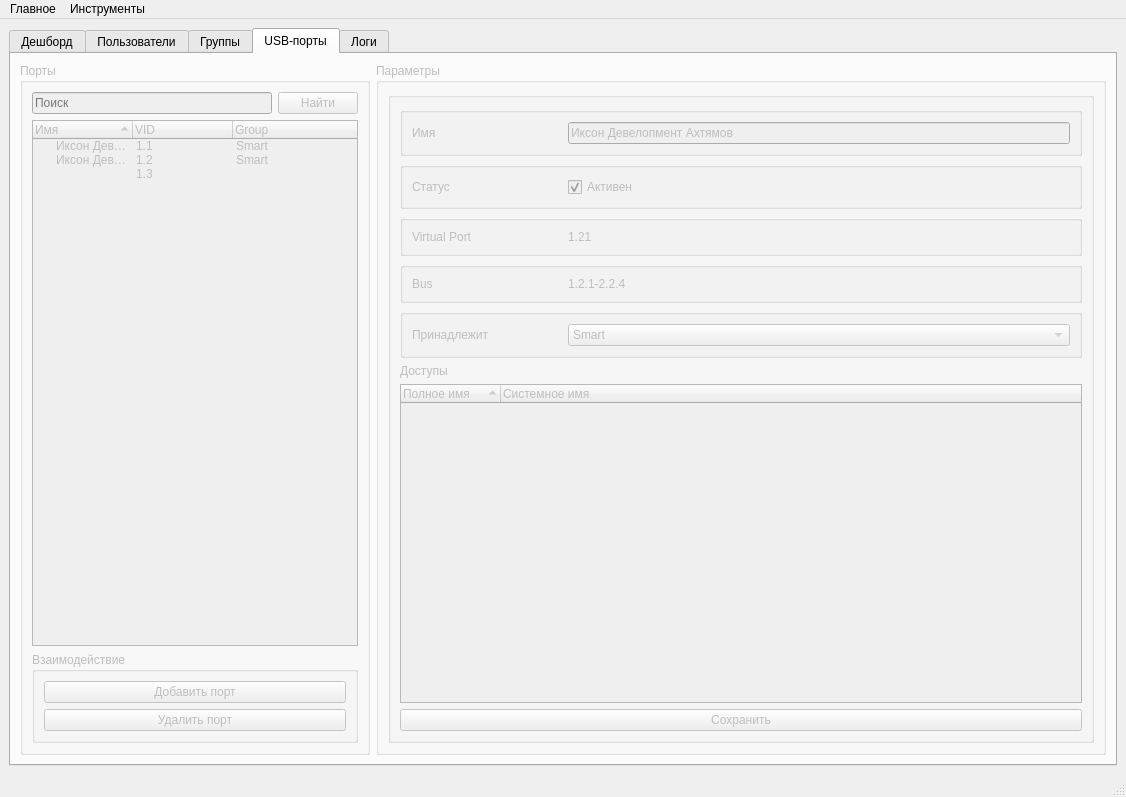
Qt form hubm_admin_panel/ui/ui_main.ui (PrintLine512/hubM-Admin-Panel) before a commit.
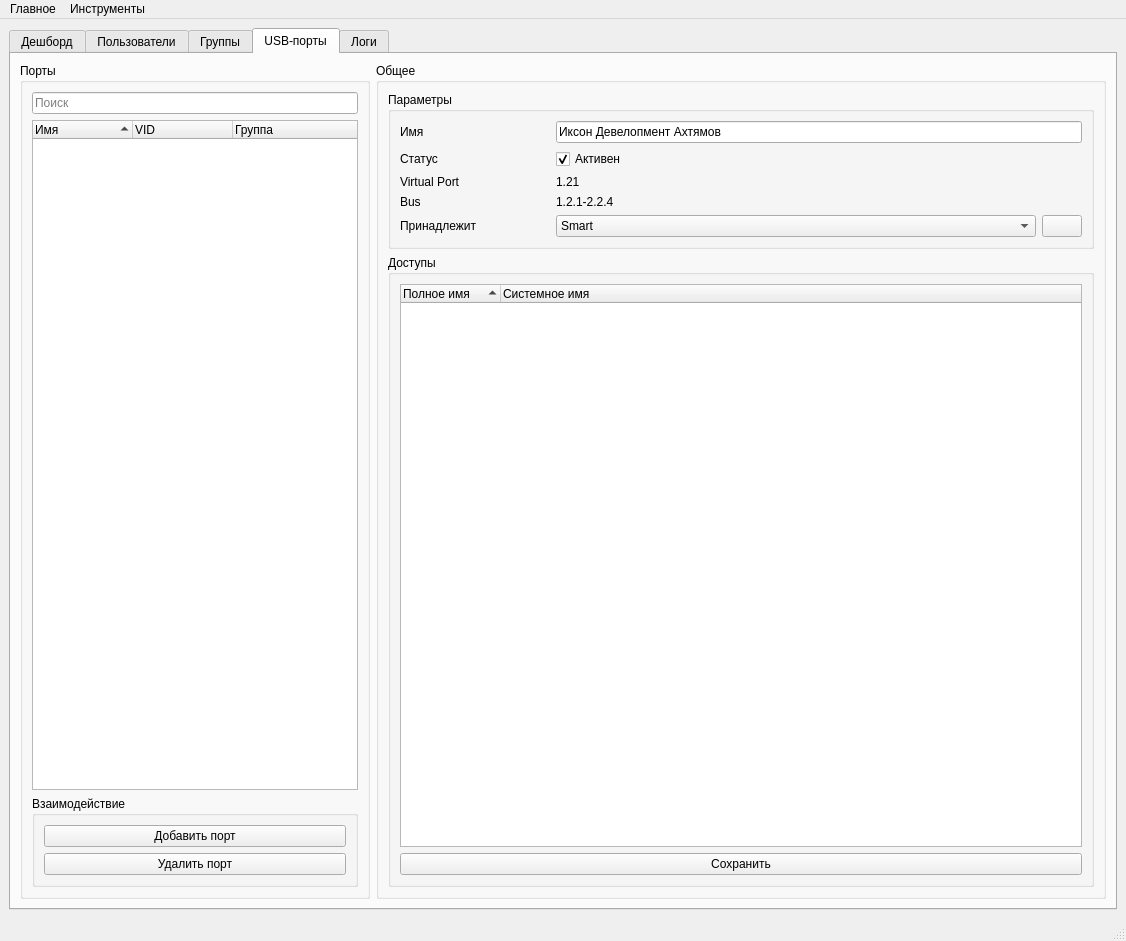
The same form after that commit. The open tabs and pages were chosen to show the change. Icons and pictures are not drawn.

```diff
--- a/hubm_admin_panel/ui/ui_main.ui
+++ b/hubm_admin_panel/ui/ui_main.ui
@@ -7,7 +7,7 @@
     <x>0</x>
     <y>0</y>
     <width>1126</width>
-    <height>797</height>
+    <height>941</height>
    </rect>
   </property>
   <property name="sizePolicy">
@@ -1806,7 +1806,7 @@
       </widget>
       <widget class="QWidget" name="tab_ports">
        <property name="enabled">
-        <bool>false</bool>
+        <bool>true</bool>
        </property>
        <attribute name="title">
         <string>USB-порты</string>
@@ -1815,13 +1815,58 @@
         <item row="0" column="1">
          <widget class="QGroupBox" name="groupBox_8">
           <property name="title">
-           <string>Параметры</string>
+           <string>Общее</string>
           </property>
           <layout class="QGridLayout" name="gridLayout_16">
+           <item row="1" column="0">
+            <widget class="QGroupBox" name="groupBox_12">
+             <property name="title">
+              <string>Доступы</string>
+             </property>
+             <layout class="QGridLayout" name="gridLayout_17">
+              <item row="0" column="0">
+               <widget class="QTreeWidget" name="list_usb_access">
+                <property name="sortingEnabled">
+                 <bool>true</bool>
+                </property>
+                <property name="headerHidden">
+                 <bool>false</bool>
+                </property>
+                <attribute name="headerVisible">
+                 <bool>true</bool>
+                </attribute>
+                <attribute name="headerHighlightSections">
+                 <bool>true</bool>
+                </attribute>
+                <attribute name="headerShowSortIndicator" stdset="0">
+                 <bool>true</bool>
+                </attribute>
+                <column>
+                 <property name="text">
+                  <string>Полное имя</string>
+                 </property>
+                </column>
+                <column>
+                 <property name="text">
+                  <string>Системное имя</string>
+                 </property>
+                </column>
+               </widget>
+              </item>
+              <item row="1" column="0">
+               <widget class="QPushButton" name="btn_usb_save">
+                <property name="text">
+                 <string>Сохранить</string>
+                </property>
+               </widget>
+              </item>
+             </layout>
+            </widget>
+           </item>
            <item row="0" column="0">
             <widget class="QGroupBox" name="groupBox_2">
              <property name="enabled">
-              <bool>false</bool>
+              <bool>true</bool>
              </property>
              <property name="sizePolicy">
               <sizepolicy hsizetype="Preferred" vsizetype="Preferred">
@@ -1842,7 +1887,7 @@
               <bool>false</bool>
              </property>
              <property name="title">
-              <string/>
+              <string>Параметры</string>
              </property>
              <property name="alignment">
               <set>Qt::AlignmentFlag::AlignLeading|Qt::AlignmentFlag::AlignLeft|Qt::AlignmentFlag::AlignTop</set>
@@ -1854,92 +1899,23 @@
               <bool>false</bool>
              </property>
              <layout class="QGridLayout" name="gridLayout_3">
-              <item row="2" column="0">
-               <widget class="QGroupBox" name="groupBox_9">
-                <layout class="QHBoxLayout" name="horizontalLayout_18">
-                 <item>
-                  <widget class="QLabel" name="label_13">
-                   <property name="minimumSize">
-                    <size>
-                     <width>150</width>
-                     <height>0</height>
-                    </size>
-                   </property>
-                   <property name="text">
-                    <string>Virtual Port</string>
-                   </property>
-                  </widget>
-                 </item>
-                 <item>
-                  <widget class="QLabel" name="lb_usb_virtual_port">
-                   <property name="sizePolicy">
-                    <sizepolicy hsizetype="MinimumExpanding" vsizetype="Preferred">
-                     <horstretch>0</horstretch>
-                     <verstretch>0</verstretch>
-                    </sizepolicy>
-                   </property>
-                   <property name="text">
-                    <string>1.21</string>
-                   </property>
-                  </widget>
-                 </item>
-                </layout>
-               </widget>
-              </item>
-              <item row="7" column="0">
-               <widget class="QTreeWidget" name="treeWidget">
-                <property name="sortingEnabled">
-                 <bool>true</bool>
-                </property>
-                <property name="headerHidden">
-                 <bool>false</bool>
-                </property>
-                <attribute name="headerVisible">
-                 <bool>true</bool>
-                </attribute>
-                <attribute name="headerHighlightSections">
-                 <bool>true</bool>
-                </attribute>
-                <attribute name="headerShowSortIndicator" stdset="0">
-                 <bool>true</bool>
-                </attribute>
-                <column>
-                 <property name="text">
-                  <string>Полное имя</string>
-                 </property>
-                </column>
-                <column>
-                 <property name="text">
-                  <string>Системное имя</string>
-                 </property>
-                </column>
-               </widget>
-              </item>
-              <item row="6" column="0">
-               <widget class="QLabel" name="label">
-                <property name="text">
-                 <string>Доступы</string>
-                </property>
-               </widget>
-              </item>
-              <item row="8" column="0">
-               <widget class="QPushButton" name="btn_usb_save">
-                <property name="text">
-                 <string>Сохранить</string>
-                </property>
-               </widget>
-              </item>
-              <item row="1" column="0">
-               <widget class="QGroupBox" name="groupBox_5">
-                <layout class="QHBoxLayout" name="horizontalLayout_10">
+              <item row="0" column="0">
+               <widget class="QFrame" name="frame_11">
+                <layout class="QHBoxLayout" name="horizontalLayout_21">
+                 <property name="leftMargin">
+                  <number>0</number>
+                 </property>
+                 <property name="topMargin">
+                  <number>0</number>
+                 </property>
+                 <property name="rightMargin">
+                  <number>0</number>
+                 </property>
+                 <property name="bottomMargin">
+                  <number>0</number>
+                 </property>
                  <item>
-                  <widget class="QLabel" name="label_4">
-                   <property name="sizePolicy">
-                    <sizepolicy hsizetype="Minimum" vsizetype="Preferred">
-                     <horstretch>0</horstretch>
-                     <verstretch>0</verstretch>
-                    </sizepolicy>
-                   </property>
+                  <widget class="QLabel" name="label_17">
                    <property name="minimumSize">
                     <size>
                      <width>150</width>
@@ -1947,23 +1923,20 @@
                     </size>
                    </property>
                    <property name="text">
-                    <string>Статус</string>
+                    <string>Имя</string>
                    </property>
                   </widget>
                  </item>
                  <item>
-                  <widget class="QCheckBox" name="cb_usb_active">
+                  <widget class="QLineEdit" name="le_usb_name">
                    <property name="sizePolicy">
-                    <sizepolicy hsizetype="MinimumExpanding" vsizetype="Preferred">
+                    <sizepolicy hsizetype="MinimumExpanding" vsizetype="Fixed">
                      <horstretch>0</horstretch>
                      <verstretch>0</verstretch>
                     </sizepolicy>
                    </property>
                    <property name="text">
-                    <string>Активен</string>
-                   </property>
-                   <property name="checked">
-                    <bool>true</bool>
+                    <string>Иксон Девелопмент Ахтямов</string>
                    </property>
                   </widget>
                  </item>
@@ -1971,8 +1944,20 @@
                </widget>
               </item>
               <item row="3" column="0">
-               <widget class="QGroupBox" name="groupBox_10">
-                <layout class="QHBoxLayout" name="horizontalLayout_20">
+               <widget class="QFrame" name="frame_10">
+                <layout class="QHBoxLayout" name="_2">
+                 <property name="leftMargin">
+                  <number>0</number>
+                 </property>
+                 <property name="topMargin">
+                  <number>0</number>
+                 </property>
+                 <property name="rightMargin">
+                  <number>0</number>
+                 </property>
+                 <property name="bottomMargin">
+                  <number>0</number>
+                 </property>
                  <item>
                   <widget class="QLabel" name="label_15">
                    <property name="minimumSize">
@@ -2002,9 +1987,74 @@
                 </layout>
                </widget>
               </item>
+              <item row="1" column="0">
+               <widget class="QFrame" name="frame_5">
+                <layout class="QHBoxLayout" name="horizontalLayout_10">
+                 <property name="leftMargin">
+                  <number>0</number>
+                 </property>
+                 <property name="topMargin">
+                  <number>0</number>
+                 </property>
+                 <property name="rightMargin">
+                  <number>0</number>
+                 </property>
+                 <property name="bottomMargin">
+                  <number>0</number>
+                 </property>
+                 <item>
+                  <widget class="QLabel" name="label_4">
+                   <property name="sizePolicy">
+                    <sizepolicy hsizetype="Minimum" vsizetype="Preferred">
+                     <horstretch>0</horstretch>
+                     <verstretch>0</verstretch>
+                    </sizepolicy>
+                   </property>
+                   <property name="minimumSize">
+                    <size>
+                     <width>150</width>
+                     <height>0</height>
+                    </size>
+                   </property>
+                   <property name="text">
+                    <string>Статус</string>
+                   </property>
+                  </widget>
+                 </item>
+                 <item>
+                  <widget class="QCheckBox" name="cb_usb_active">
+                   <property name="sizePolicy">
+                    <sizepolicy hsizetype="MinimumExpanding" vsizetype="Preferred">
+                     <horstretch>0</horstretch>
+                     <verstretch>0</verstretch>
+                    </sizepolicy>
+                   </property>
+                   <property name="text">
+                    <string>Активен</string>
+                   </property>
+                   <property name="checked">
+                    <bool>true</bool>
+                   </property>
+                  </widget>
+                 </item>
+                </layout>
+               </widget>
+              </item>
               <item row="4" column="0">
-               <widget class="QGroupBox" name="groupBox_6">
+               <widget class="QFrame" name="frame_6">
                 <layout class="QHBoxLayout" name="horizontalLayout_11">
+                 <property name="leftMargin">
+                  <number>0</number>
+                 </property>
+                 <property name="topMargin">
+                  <number>0</number>
+                 </property>
+                 <property name="rightMargin">
+                  <number>0</number>
+                 </property>
+                 <property name="bottomMargin">
+                  <number>0</number>
+                 </property>
                  <item>
                   <widget class="QLabel" name="label_5">
                    <property name="minimumSize">
@@ -2043,14 +2093,36 @@
                    </item>
                   </widget>
                  </item>
+                 <item>
+                  <widget class="QPushButton" name="btn_usb_group_clear">
+                   <property name="text">
+                    <string/>
+                   </property>
+                   <property name="icon">
+                    <iconset theme="QIcon::ThemeIcon::EditClear"/>
+                   </property>
+                  </widget>
+                 </item>
                 </layout>
                </widget>
               </item>
-              <item row="0" column="0">
-               <widget class="QGroupBox" name="groupBox_11">
-                <layout class="QHBoxLayout" name="horizontalLayout_21">
+              <item row="2" column="0">
+               <widget class="QFrame" name="frame_9">
+                <layout class="QHBoxLayout" name="horizontalLayout_18">
+                 <property name="leftMargin">
+                  <number>0</number>
+                 </property>
+                 <property name="topMargin">
+                  <number>0</number>
+                 </property>
+                 <property name="rightMargin">
+                  <number>0</number>
+                 </property>
+                 <property name="bottomMargin">
+                  <number>0</number>
+                 </property>
                  <item>
-                  <widget class="QLabel" name="label_17">
+                  <widget class="QLabel" name="label_13">
                    <property name="minimumSize">
                     <size>
                      <width>150</width>
@@ -2058,20 +2130,20 @@
                     </size>
                    </property>
                    <property name="text">
-                    <string>Имя</string>
+                    <string>Virtual Port</string>
                    </property>
                   </widget>
                  </item>
                  <item>
-                  <widget class="QLineEdit" name="le_usb_name">
+                  <widget class="QLabel" name="lb_usb_virtual_port">
                    <property name="sizePolicy">
-                    <sizepolicy hsizetype="MinimumExpanding" vsizetype="Fixed">
+                    <sizepolicy hsizetype="MinimumExpanding" vsizetype="Preferred">
                      <horstretch>0</horstretch>
                      <verstretch>0</verstretch>
                     </sizepolicy>
                    </property>
                    <property name="text">
-                    <string>Иксон Девелопмент Ахтямов</string>
+                    <string>1.21</string>
                    </property>
                   </widget>
                  </item>
@@ -2113,42 +2185,9 @@
              </column>
              <column>
               <property name="text">
-               <string>Group</string>
+               <string>Группа</string>
               </property>
              </column>
-             <item>
-              <property name="text">
-               <string>Иксон Девелопмент Булатова</string>
-              </property>
-              <property name="text">
-               <string>1.1</string>
-              </property>
-              <property name="text">
-               <string>Smart</string>
-              </property>
-             </item>
-             <item>
-              <property name="text">
-               <string>Иксон Девелопмент Ахтямов</string>
-              </property>
-              <property name="text">
-               <string>1.2</string>
-              </property>
-              <property name="text">
-               <string>Smart</string>
-              </property>
-             </item>
-             <item>
-              <property name="text">
-               <string/>
-              </property>
-              <property name="text">
-               <string>1.3</string>
-              </property>
-              <property name="text">
-               <string/>
-              </property>
-             </item>
             </widget>
            </item>
            <item row="0" column="0">
@@ -2160,13 +2199,6 @@
                </property>
               </widget>
              </item>
-             <item>
-              <widget class="QPushButton" name="pushButton_8">
-               <property name="text">
-                <string>Найти</string>
-               </property>
-              </widget>
-             </item>
             </layout>
            </item>
            <item row="2" column="0">
```
Left out of the diff: 588 changed lines with no effect on the pictures. Lines whose indentation alone changed are shown as unchanged.
